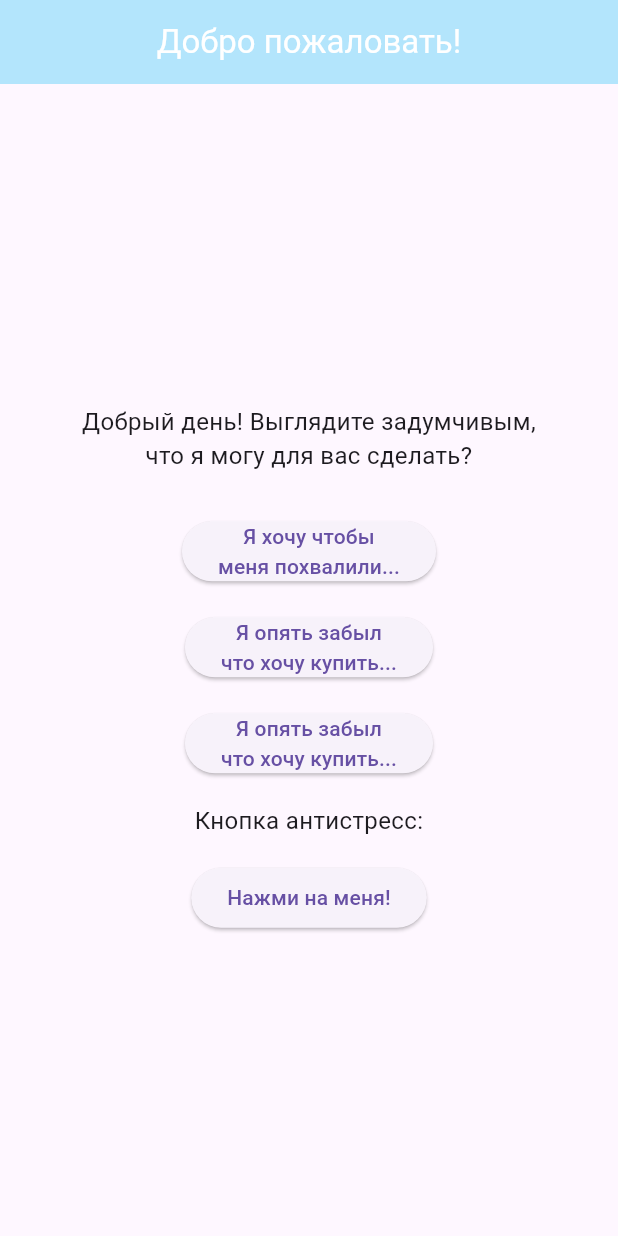
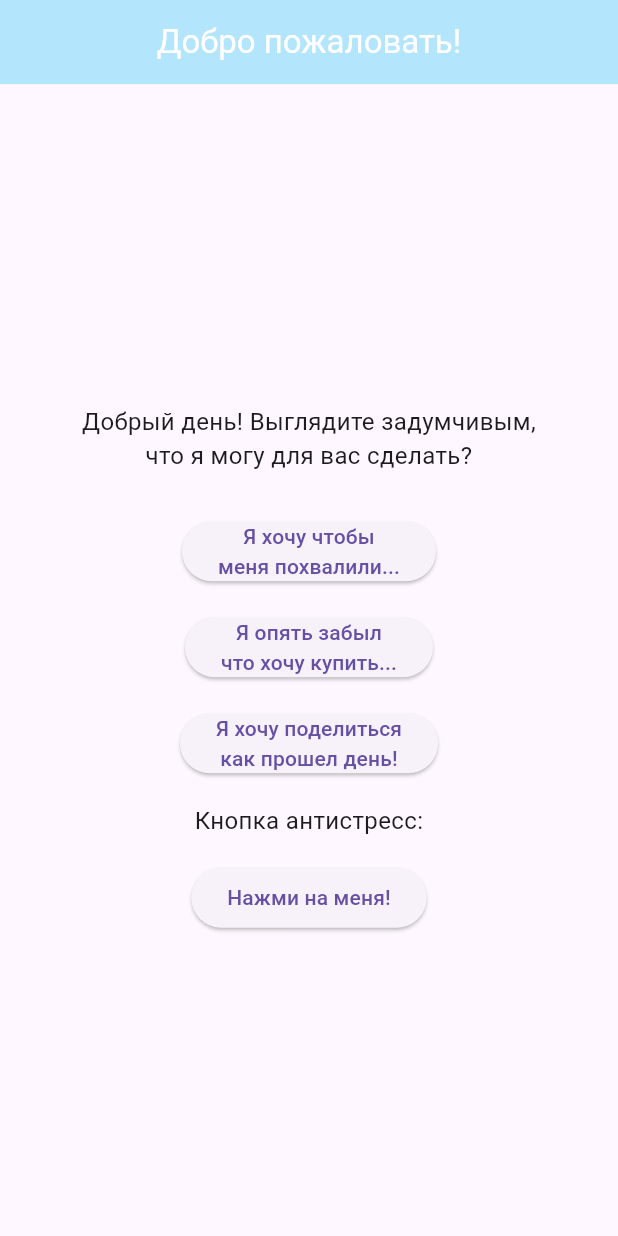
Before and after one commit to MatveyBashirov/Practice_Flutter, a Flutter app: the screen it shows after launch, on a phone screen of 412 x 824 dp. Run offline on Flutter 3.47's test engine with Material 3 defaults, Android fonts, the phone set to English and light mode, and no system bars.

```diff
--- a/my_app/my_app/lib/main.dart
+++ b/my_app/my_app/lib/main.dart
@@ -77,7 +77,7 @@ class _HomePageState extends State<Homepage>{
                     'counter': counter
                   });
                 },
-                child: Text('Я опять забыл\nчто хочу купить...', textAlign: TextAlign.center)
+                child: Text('Я хочу поделиться\nкак прошел день!', textAlign: TextAlign.center)
                 ),
             ),
             Padding(
```
Also changed, not shown: 1 other file.
